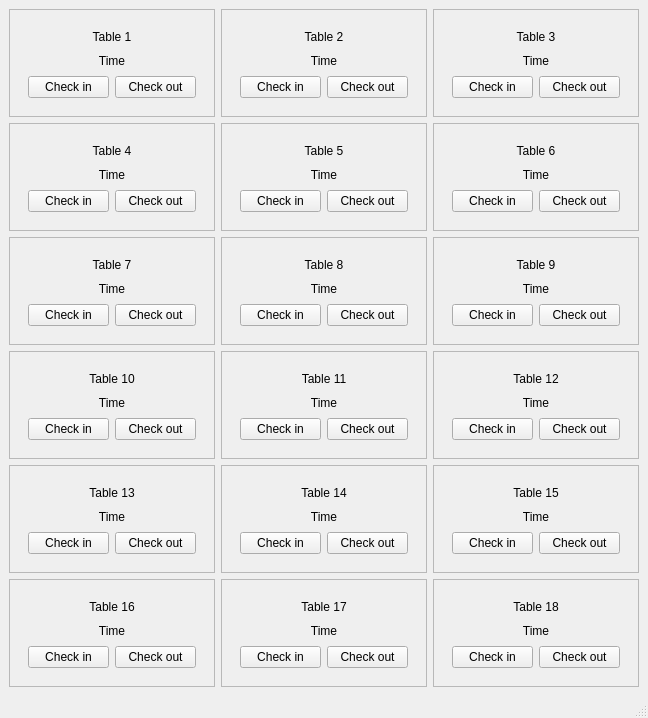
Above: kbapp.ui from maitn31/KBApp before the change. Below: the same form after it.
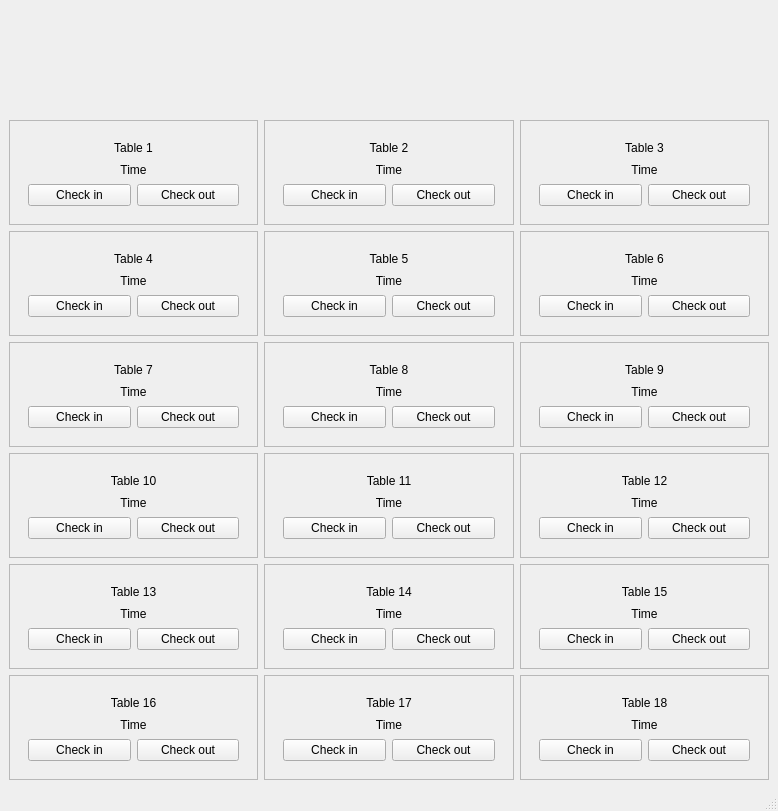
That is the form after the change. Icons and pictures are not drawn.

Diff of the .ui file:
```diff
--- a/kbapp.ui
+++ b/kbapp.ui
@@ -6,8 +6,8 @@
    <rect>
     <x>0</x>
     <y>0</y>
-    <width>648</width>
-    <height>718</height>
+    <width>778</width>
+    <height>811</height>
    </rect>
   </property>
   <property name="windowTitle">
@@ -15,22 +15,22 @@
   </property>
   <widget class="QWidget" name="centralwidget">
    <layout class="QGridLayout" name="gridLayout">
-    <item row="0" column="0">
-     <widget class="QFrame" name="frame_4">
+    <item row="3" column="2">
+     <widget class="QFrame" name="frame_7">
       <property name="frameShape">
        <enum>QFrame::StyledPanel</enum>
       </property>
       <property name="frameShadow">
        <enum>QFrame::Raised</enum>
       </property>
-      <layout class="QVBoxLayout" name="verticalLayout_8">
+      <layout class="QVBoxLayout" name="verticalLayout_11">
        <item>
-        <widget class="QFrame" name="gridFrame_34">
-         <layout class="QGridLayout" name="gridLayout_49">
+        <widget class="QFrame" name="gridFrame_37">
+         <layout class="QGridLayout" name="gridLayout_52">
           <item row="0" column="0">
-           <widget class="QLabel" name="table_1">
+           <widget class="QLabel" name="table_6">
             <property name="text">
-             <string>Table 1</string>
+             <string>Table 6</string>
             </property>
             <property name="alignment">
              <set>Qt::AlignCenter</set>
@@ -38,16 +38,16 @@
            </widget>
           </item>
           <item row="3" column="0">
-           <layout class="QHBoxLayout" name="horizontalLayout_49">
+           <layout class="QHBoxLayout" name="horizontalLayout_52">
             <item>
-             <widget class="QPushButton" name="checkin_1">
+             <widget class="QPushButton" name="checkin_6">
               <property name="text">
                <string>Check in</string>
               </property>
              </widget>
             </item>
             <item>
-             <widget class="QPushButton" name="checkout_1">
+             <widget class="QPushButton" name="checkout_6">
               <property name="text">
                <string>Check out</string>
               </property>
@@ -56,7 +56,7 @@
            </layout>
           </item>
           <item row="1" column="0">
-           <widget class="QLabel" name="timer_1">
+           <widget class="QLabel" name="timer_6">
             <property name="text">
              <string>Time</string>
             </property>
@@ -71,7 +71,7 @@
       </layout>
      </widget>
     </item>
-    <item row="0" column="1">
+    <item row="2" column="1">
      <widget class="QFrame" name="frame_3">
       <property name="frameShape">
        <enum>QFrame::StyledPanel</enum>
@@ -127,63 +127,7 @@
       </layout>
      </widget>
     </item>
-    <item row="0" column="2">
-     <widget class="QFrame" name="frame_2">
-      <property name="frameShape">
-       <enum>QFrame::StyledPanel</enum>
-      </property>
-      <property name="frameShadow">
-       <enum>QFrame::Raised</enum>
-      </property>
-      <layout class="QVBoxLayout" name="verticalLayout_6">
-       <item>
-        <widget class="QFrame" name="gridFrame_32">
-         <layout class="QGridLayout" name="gridLayout_47">
-          <item row="0" column="0">
-           <widget class="QLabel" name="table_3">
-            <property name="text">
-             <string>Table 3</string>
-            </property>
-            <property name="alignment">
-             <set>Qt::AlignCenter</set>
-            </property>
-           </widget>
-          </item>
-          <item row="3" column="0">
-           <layout class="QHBoxLayout" name="horizontalLayout_47">
-            <item>
-             <widget class="QPushButton" name="checkin_3">
-              <property name="text">
-               <string>Check in</string>
-              </property>
-             </widget>
-            </item>
-            <item>
-             <widget class="QPushButton" name="checkout_3">
-              <property name="text">
-               <string>Check out</string>
-              </property>
-             </widget>
-            </item>
-           </layout>
-          </item>
-          <item row="1" column="0">
-           <widget class="QLabel" name="timer_3">
-            <property name="text">
-             <string>Time</string>
-            </property>
-            <property name="alignment">
-             <set>Qt::AlignCenter</set>
-            </property>
-           </widget>
-          </item>
-         </layout>
-        </widget>
-       </item>
-      </layout>
-     </widget>
-    </item>
-    <item row="1" column="0">
+    <item row="3" column="0">
      <widget class="QFrame" name="frame_6">
       <property name="frameShape">
        <enum>QFrame::StyledPanel</enum>
@@ -239,7 +183,63 @@
       </layout>
      </widget>
     </item>
-    <item row="1" column="1">
+    <item row="2" column="2">
+     <widget class="QFrame" name="frame_2">
+      <property name="frameShape">
+       <enum>QFrame::StyledPanel</enum>
+      </property>
+      <property name="frameShadow">
+       <enum>QFrame::Raised</enum>
+      </property>
+      <layout class="QVBoxLayout" name="verticalLayout_6">
+       <item>
+        <widget class="QFrame" name="gridFrame_32">
+         <layout class="QGridLayout" name="gridLayout_47">
+          <item row="0" column="0">
+           <widget class="QLabel" name="table_3">
+            <property name="text">
+             <string>Table 3</string>
+            </property>
+            <property name="alignment">
+             <set>Qt::AlignCenter</set>
+            </property>
+           </widget>
+          </item>
+          <item row="3" column="0">
+           <layout class="QHBoxLayout" name="horizontalLayout_47">
+            <item>
+             <widget class="QPushButton" name="checkin_3">
+              <property name="text">
+               <string>Check in</string>
+              </property>
+             </widget>
+            </item>
+            <item>
+             <widget class="QPushButton" name="checkout_3">
+              <property name="text">
+               <string>Check out</string>
+              </property>
+             </widget>
+            </item>
+           </layout>
+          </item>
+          <item row="1" column="0">
+           <widget class="QLabel" name="timer_3">
+            <property name="text">
+             <string>Time</string>
+            </property>
+            <property name="alignment">
+             <set>Qt::AlignCenter</set>
+            </property>
+           </widget>
+          </item>
+         </layout>
+        </widget>
+       </item>
+      </layout>
+     </widget>
+    </item>
+    <item row="3" column="1">
      <widget class="QFrame" name="frame_5">
       <property name="frameShape">
        <enum>QFrame::StyledPanel</enum>
@@ -295,104 +295,20 @@
       </layout>
      </widget>
     </item>
-    <item row="1" column="2">
-     <widget class="QFrame" name="frame_7">
-      <property name="frameShape">
-       <enum>QFrame::StyledPanel</enum>
-      </property>
-      <property name="frameShadow">
-       <enum>QFrame::Raised</enum>
-      </property>
-      <layout class="QVBoxLayout" name="verticalLayout_11">
-       <item>
-        <widget class="QFrame" name="gridFrame_37">
-         <layout class="QGridLayout" name="gridLayout_52">
-          <item row="0" column="0">
-           <widget class="QLabel" name="table_6">
-            <property name="text">
-             <string>Table 6</string>
-            </property>
-            <property name="alignment">
-             <set>Qt::AlignCenter</set>
-            </property>
-           </widget>
-          </item>
-          <item row="3" column="0">
-           <layout class="QHBoxLayout" name="horizontalLayout_52">
-            <item>
-             <widget class="QPushButton" name="checkin_6">
-              <property name="text">
-               <string>Check in</string>
-              </property>
-             </widget>
-            </item>
-            <item>
-             <widget class="QPushButton" name="checkout_6">
-              <property name="text">
-               <string>Check out</string>
-              </property>
-             </widget>
-            </item>
-           </layout>
-          </item>
-          <item row="1" column="0">
-           <widget class="QLabel" name="timer_6">
-            <property name="text">
-             <string>Time</string>
-            </property>
-            <property name="alignment">
-             <set>Qt::AlignCenter</set>
-            </property>
-           </widget>
-          </item>
-         </layout>
-        </widget>
-       </item>
-      </layout>
-     </widget>
-    </item>
     <item row="2" column="0">
-     <widget class="QFrame" name="frame_9">
+     <widget class="QFrame" name="frame_4">
       <property name="frameShape">
        <enum>QFrame::StyledPanel</enum>
       </property>
       <property name="frameShadow">
        <enum>QFrame::Raised</enum>
       </property>
-      <layout class="QVBoxLayout" name="verticalLayout_13">
+      <layout class="QVBoxLayout" name="verticalLayout_8">
        <item>
-        <widget class="QFrame" name="gridFrame_39">
-         <layout class="QGridLayout" name="gridLayout_54">
-          <item row="0" column="0">
-           <widget class="QLabel" name="table_7">
-            <property name="text">
-             <string>Table 7</string>
-            </property>
-            <property name="alignment">
-             <set>Qt::AlignCenter</set>
-            </property>
-           </widget>
-          </item>
-          <item row="3" column="0">
-           <layout class="QHBoxLayout" name="horizontalLayout_54">
-            <item>
-             <widget class="QPushButton" name="checkin_7">
-              <property name="text">
-               <string>Check in</string>
-              </property>
-             </widget>
-            </item>
-            <item>
-             <widget class="QPushButton" name="checkout_7">
-              <property name="text">
-               <string>Check out</string>
-              </property>
-             </widget>
-            </item>
-           </layout>
-          </item>
+        <widget class="QFrame" name="gridFrame_34">
+         <layout class="QGridLayout" name="gridLayout_49">
           <item row="1" column="0">
-           <widget class="QLabel" name="timer_7">
+           <widget class="QLabel" name="timer_1">
             <property name="text">
              <string>Time</string>
             </property>
@@ -401,28 +317,10 @@
             </property>
            </widget>
           </item>
-         </layout>
-        </widget>
-       </item>
-      </layout>
-     </widget>
-    </item>
-    <item row="2" column="1">
-     <widget class="QFrame" name="frame_8">
-      <property name="frameShape">
-       <enum>QFrame::StyledPanel</enum>
-      </property>
-      <property name="frameShadow">
-       <enum>QFrame::Raised</enum>
-      </property>
-      <layout class="QVBoxLayout" name="verticalLayout_12">
-       <item>
-        <widget class="QFrame" name="gridFrame_38">
-         <layout class="QGridLayout" name="gridLayout_53">
           <item row="0" column="0">
-           <widget class="QLabel" name="table_8">
+           <widget class="QLabel" name="table_1">
             <property name="text">
-             <string>Table 8</string>
+             <string>Table 1</string>
             </property>
             <property name="alignment">
              <set>Qt::AlignCenter</set>
@@ -430,16 +328,16 @@
            </widget>
           </item>
           <item row="3" column="0">
-           <layout class="QHBoxLayout" name="horizontalLayout_53">
+           <layout class="QHBoxLayout" name="horizontalLayout_49">
             <item>
-             <widget class="QPushButton" name="checkin_8">
+             <widget class="QPushButton" name="checkin_1">
               <property name="text">
                <string>Check in</string>
               </property>
              </widget>
             </item>
             <item>
-             <widget class="QPushButton" name="checkout_8">
+             <widget class="QPushButton" name="checkout_1">
               <property name="text">
                <string>Check out</string>
               </property>
@@ -447,191 +345,13 @@
             </item>
            </layout>
           </item>
-          <item row="1" column="0">
-           <widget class="QLabel" name="timer_8">
-            <property name="text">
-             <string>Time</string>
-            </property>
-            <property name="alignment">
-             <set>Qt::AlignCenter</set>
-            </property>
-           </widget>
-          </item>
          </layout>
         </widget>
        </item>
       </layout>
      </widget>
     </item>
-    <item row="2" column="2">
-     <widget class="QFrame" name="frame_10">
-      <property name="frameShape">
-       <enum>QFrame::StyledPanel</enum>
-      </property>
-      <property name="frameShadow">
-       <enum>QFrame::Raised</enum>
-      </property>
-      <layout class="QVBoxLayout" name="verticalLayout_14">
-       <item>
-        <widget class="QFrame" name="gridFrame_40">
-         <layout class="QGridLayout" name="gridLayout_55">
-          <item row="0" column="0">
-           <widget class="QLabel" name="table_9">
-            <property name="text">
-             <string>Table 9</string>
-            </property>
-            <property name="alignment">
-             <set>Qt::AlignCenter</set>
-            </property>
-           </widget>
-          </item>
-          <item row="3" column="0">
-           <layout class="QHBoxLayout" name="horizontalLayout_55">
-            <item>
-             <widget class="QPushButton" name="checkin_9">
-              <property name="text">
-               <string>Check in</string>
-              </property>
-             </widget>
-            </item>
-            <item>
-             <widget class="QPushButton" name="checkout_9">
-              <property name="text">
-               <string>Check out</string>
-              </property>
-             </widget>
-            </item>
-           </layout>
-          </item>
-          <item row="1" column="0">
-           <widget class="QLabel" name="timer_9">
-            <property name="text">
-             <string>Time</string>
-            </property>
-            <property name="alignment">
-             <set>Qt::AlignCenter</set>
-            </property>
-           </widget>
-          </item>
-         </layout>
-        </widget>
-       </item>
-      </layout>
-     </widget>
-    </item>
-    <item row="3" column="0">
-     <widget class="QFrame" name="frame_17">
-      <property name="frameShape">
-       <enum>QFrame::StyledPanel</enum>
-      </property>
-      <property name="frameShadow">
-       <enum>QFrame::Raised</enum>
-      </property>
-      <layout class="QVBoxLayout" name="verticalLayout_21">
-       <item>
-        <widget class="QFrame" name="gridFrame_47">
-         <layout class="QGridLayout" name="gridLayout_62">
-          <item row="0" column="0">
-           <widget class="QLabel" name="table_10">
-            <property name="text">
-             <string>Table 10</string>
-            </property>
-            <property name="alignment">
-             <set>Qt::AlignCenter</set>
-            </property>
-           </widget>
-          </item>
-          <item row="3" column="0">
-           <layout class="QHBoxLayout" name="horizontalLayout_62">
-            <item>
-             <widget class="QPushButton" name="checkin_10">
-              <property name="text">
-               <string>Check in</string>
-              </property>
-             </widget>
-            </item>
-            <item>
-             <widget class="QPushButton" name="checkout_10">
-              <property name="text">
-               <string>Check out</string>
-              </property>
-             </widget>
-            </item>
-           </layout>
-          </item>
-          <item row="1" column="0">
-           <widget class="QLabel" name="timer_10">
-            <property name="text">
-             <string>Time</string>
-            </property>
-            <property name="alignment">
-             <set>Qt::AlignCenter</set>
-            </property>
-           </widget>
-          </item>
-         </layout>
-        </widget>
-       </item>
-      </layout>
-     </widget>
-    </item>
-    <item row="3" column="1">
-     <widget class="QFrame" name="frame_16">
-      <property name="frameShape">
-       <enum>QFrame::StyledPanel</enum>
-      </property>
-      <property name="frameShadow">
-       <enum>QFrame::Raised</enum>
-      </property>
-      <layout class="QVBoxLayout" name="verticalLayout_20">
-       <item>
-        <widget class="QFrame" name="gridFrame_46">
-         <layout class="QGridLayout" name="gridLayout_61">
-          <item row="0" column="0">
-           <widget class="QLabel" name="table_11">
-            <property name="text">
-             <string>Table 11</string>
-            </property>
-            <property name="alignment">
-             <set>Qt::AlignCenter</set>
-            </property>
-           </widget>
-          </item>
-          <item row="3" column="0">
-           <layout class="QHBoxLayout" name="horizontalLayout_61">
-            <item>
-             <widget class="QPushButton" name="checkin_11">
-              <property name="text">
-               <string>Check in</string>
-              </property>
-             </widget>
-            </item>
-            <item>
-             <widget class="QPushButton" name="checkout_11">
-              <property name="text">
-               <string>Check out</string>
-              </property>
-             </widget>
-            </item>
-           </layout>
-          </item>
-          <item row="1" column="0">
-           <widget class="QLabel" name="timer_11">
-            <property name="text">
-             <string>Time</string>
-            </property>
-            <property name="alignment">
-             <set>Qt::AlignCenter</set>
-            </property>
-           </widget>
-          </item>
-         </layout>
-        </widget>
-       </item>
-      </layout>
-     </widget>
-    </item>
-    <item row="3" column="2">
+    <item row="5" column="2">
      <widget class="QFrame" name="frame_19">
       <property name="frameShape">
        <enum>QFrame::StyledPanel</enum>
@@ -687,63 +407,7 @@
       </layout>
      </widget>
     </item>
-    <item row="4" column="0">
-     <widget class="QFrame" name="frame_15">
-      <property name="frameShape">
-       <enum>QFrame::StyledPanel</enum>
-      </property>
-      <property name="frameShadow">
-       <enum>QFrame::Raised</enum>
-      </property>
-      <layout class="QVBoxLayout" name="verticalLayout_19">
-       <item>
-        <widget class="QFrame" name="gridFrame_45">
-         <layout class="QGridLayout" name="gridLayout_60">
-          <item row="0" column="0">
-           <widget class="QLabel" name="table_13">
-            <property name="text">
-             <string>Table 13</string>
-            </property>
-            <property name="alignment">
-             <set>Qt::AlignCenter</set>
-            </property>
-           </widget>
-          </item>
-          <item row="3" column="0">
-           <layout class="QHBoxLayout" name="horizontalLayout_60">
-            <item>
-             <widget class="QPushButton" name="checkin_13">
-              <property name="text">
-               <string>Check in</string>
-              </property>
-             </widget>
-            </item>
-            <item>
-             <widget class="QPushButton" name="checkout_13">
-              <property name="text">
-               <string>Check out</string>
-              </property>
-             </widget>
-            </item>
-           </layout>
-          </item>
-          <item row="1" column="0">
-           <widget class="QLabel" name="timer_13">
-            <property name="text">
-             <string>Time</string>
-            </property>
-            <property name="alignment">
-             <set>Qt::AlignCenter</set>
-            </property>
-           </widget>
-          </item>
-         </layout>
-        </widget>
-       </item>
-      </layout>
-     </widget>
-    </item>
-    <item row="4" column="1">
+    <item row="6" column="1">
      <widget class="QFrame" name="frame_14">
       <property name="frameShape">
        <enum>QFrame::StyledPanel</enum>
@@ -799,7 +463,7 @@
       </layout>
      </widget>
     </item>
-    <item row="4" column="2">
+    <item row="6" column="2">
      <widget class="QFrame" name="frame_12">
       <property name="frameShape">
        <enum>QFrame::StyledPanel</enum>
@@ -855,7 +519,7 @@
       </layout>
      </widget>
     </item>
-    <item row="5" column="0">
+    <item row="7" column="0">
      <widget class="QFrame" name="frame_18">
       <property name="frameShape">
        <enum>QFrame::StyledPanel</enum>
@@ -911,7 +575,175 @@
       </layout>
      </widget>
     </item>
-    <item row="5" column="1">
+    <item row="6" column="0">
+     <widget class="QFrame" name="frame_15">
+      <property name="frameShape">
+       <enum>QFrame::StyledPanel</enum>
+      </property>
+      <property name="frameShadow">
+       <enum>QFrame::Raised</enum>
+      </property>
+      <layout class="QVBoxLayout" name="verticalLayout_19">
+       <item>
+        <widget class="QFrame" name="gridFrame_45">
+         <layout class="QGridLayout" name="gridLayout_60">
+          <item row="0" column="0">
+           <widget class="QLabel" name="table_13">
+            <property name="text">
+             <string>Table 13</string>
+            </property>
+            <property name="alignment">
+             <set>Qt::AlignCenter</set>
+            </property>
+           </widget>
+          </item>
+          <item row="3" column="0">
+           <layout class="QHBoxLayout" name="horizontalLayout_60">
+            <item>
+             <widget class="QPushButton" name="checkin_13">
+              <property name="text">
+               <string>Check in</string>
+              </property>
+             </widget>
+            </item>
+            <item>
+             <widget class="QPushButton" name="checkout_13">
+              <property name="text">
+               <string>Check out</string>
+              </property>
+             </widget>
+            </item>
+           </layout>
+          </item>
+          <item row="1" column="0">
+           <widget class="QLabel" name="timer_13">
+            <property name="text">
+             <string>Time</string>
+            </property>
+            <property name="alignment">
+             <set>Qt::AlignCenter</set>
+            </property>
+           </widget>
+          </item>
+         </layout>
+        </widget>
+       </item>
+      </layout>
+     </widget>
+    </item>
+    <item row="4" column="1">
+     <widget class="QFrame" name="frame_8">
+      <property name="frameShape">
+       <enum>QFrame::StyledPanel</enum>
+      </property>
+      <property name="frameShadow">
+       <enum>QFrame::Raised</enum>
+      </property>
+      <layout class="QVBoxLayout" name="verticalLayout_12">
+       <item>
+        <widget class="QFrame" name="gridFrame_38">
+         <layout class="QGridLayout" name="gridLayout_53">
+          <item row="0" column="0">
+           <widget class="QLabel" name="table_8">
+            <property name="text">
+             <string>Table 8</string>
+            </property>
+            <property name="alignment">
+             <set>Qt::AlignCenter</set>
+            </property>
+           </widget>
+          </item>
+          <item row="3" column="0">
+           <layout class="QHBoxLayout" name="horizontalLayout_53">
+            <item>
+             <widget class="QPushButton" name="checkin_8">
+              <property name="text">
+               <string>Check in</string>
+              </property>
+             </widget>
+            </item>
+            <item>
+             <widget class="QPushButton" name="checkout_8">
+              <property name="text">
+               <string>Check out</string>
+              </property>
+             </widget>
+            </item>
+           </layout>
+          </item>
+          <item row="1" column="0">
+           <widget class="QLabel" name="timer_8">
+            <property name="text">
+             <string>Time</string>
+            </property>
+            <property name="alignment">
+             <set>Qt::AlignCenter</set>
+            </property>
+           </widget>
+          </item>
+         </layout>
+        </widget>
+       </item>
+      </layout>
+     </widget>
+    </item>
+    <item row="5" column="0">
+     <widget class="QFrame" name="frame_17">
+      <property name="frameShape">
+       <enum>QFrame::StyledPanel</enum>
+      </property>
+      <property name="frameShadow">
+       <enum>QFrame::Raised</enum>
+      </property>
+      <layout class="QVBoxLayout" name="verticalLayout_21">
+       <item>
+        <widget class="QFrame" name="gridFrame_47">
+         <layout class="QGridLayout" name="gridLayout_62">
+          <item row="0" column="0">
+           <widget class="QLabel" name="table_10">
+            <property name="text">
+             <string>Table 10</string>
+            </property>
+            <property name="alignment">
+             <set>Qt::AlignCenter</set>
+            </property>
+           </widget>
+          </item>
+          <item row="3" column="0">
+           <layout class="QHBoxLayout" name="horizontalLayout_62">
+            <item>
+             <widget class="QPushButton" name="checkin_10">
+              <property name="text">
+               <string>Check in</string>
+              </property>
+             </widget>
+            </item>
+            <item>
+             <widget class="QPushButton" name="checkout_10">
+              <property name="text">
+               <string>Check out</string>
+              </property>
+             </widget>
+            </item>
+           </layout>
+          </item>
+          <item row="1" column="0">
+           <widget class="QLabel" name="timer_10">
+            <property name="text">
+             <string>Time</string>
+            </property>
+            <property name="alignment">
+             <set>Qt::AlignCenter</set>
+            </property>
+           </widget>
+          </item>
+         </layout>
+        </widget>
+       </item>
+      </layout>
+     </widget>
+    </item>
+    <item row="7" column="1">
      <widget class="QFrame" name="frame_11">
       <property name="frameShape">
        <enum>QFrame::StyledPanel</enum>
@@ -967,7 +799,175 @@
       </layout>
      </widget>
     </item>
-    <item row="5" column="2">
+    <item row="4" column="0">
+     <widget class="QFrame" name="frame_9">
+      <property name="frameShape">
+       <enum>QFrame::StyledPanel</enum>
+      </property>
+      <property name="frameShadow">
+       <enum>QFrame::Raised</enum>
+      </property>
+      <layout class="QVBoxLayout" name="verticalLayout_13">
+       <item>
+        <widget class="QFrame" name="gridFrame_39">
+         <layout class="QGridLayout" name="gridLayout_54">
+          <item row="0" column="0">
+           <widget class="QLabel" name="table_7">
+            <property name="text">
+             <string>Table 7</string>
+            </property>
+            <property name="alignment">
+             <set>Qt::AlignCenter</set>
+            </property>
+           </widget>
+          </item>
+          <item row="3" column="0">
+           <layout class="QHBoxLayout" name="horizontalLayout_54">
+            <item>
+             <widget class="QPushButton" name="checkin_7">
+              <property name="text">
+               <string>Check in</string>
+              </property>
+             </widget>
+            </item>
+            <item>
+             <widget class="QPushButton" name="checkout_7">
+              <property name="text">
+               <string>Check out</string>
+              </property>
+             </widget>
+            </item>
+           </layout>
+          </item>
+          <item row="1" column="0">
+           <widget class="QLabel" name="timer_7">
+            <property name="text">
+             <string>Time</string>
+            </property>
+            <property name="alignment">
+             <set>Qt::AlignCenter</set>
+            </property>
+           </widget>
+          </item>
+         </layout>
+        </widget>
+       </item>
+      </layout>
+     </widget>
+    </item>
+    <item row="4" column="2">
+     <widget class="QFrame" name="frame_10">
+      <property name="frameShape">
+       <enum>QFrame::StyledPanel</enum>
+      </property>
+      <property name="frameShadow">
+       <enum>QFrame::Raised</enum>
+      </property>
+      <layout class="QVBoxLayout" name="verticalLayout_14">
+       <item>
+        <widget class="QFrame" name="gridFrame_40">
+         <layout class="QGridLayout" name="gridLayout_55">
+          <item row="0" column="0">
+           <widget class="QLabel" name="table_9">
+            <property name="text">
+             <string>Table 9</string>
+            </property>
+            <property name="alignment">
+             <set>Qt::AlignCenter</set>
+            </property>
+           </widget>
+          </item>
+          <item row="3" column="0">
+           <layout class="QHBoxLayout" name="horizontalLayout_55">
+            <item>
+             <widget class="QPushButton" name="checkin_9">
+              <property name="text">
+               <string>Check in</string>
+              </property>
+             </widget>
+            </item>
+            <item>
+             <widget class="QPushButton" name="checkout_9">
+              <property name="text">
+               <string>Check out</string>
+              </property>
+             </widget>
+            </item>
+           </layout>
+          </item>
+          <item row="1" column="0">
+           <widget class="QLabel" name="timer_9">
+            <property name="text">
+             <string>Time</string>
+            </property>
+            <property name="alignment">
+             <set>Qt::AlignCenter</set>
+            </property>
+           </widget>
+          </item>
+         </layout>
+        </widget>
+       </item>
+      </layout>
+     </widget>
+    </item>
+    <item row="5" column="1">
+     <widget class="QFrame" name="frame_16">
+      <property name="frameShape">
+       <enum>QFrame::StyledPanel</enum>
+      </property>
+      <property name="frameShadow">
+       <enum>QFrame::Raised</enum>
+      </property>
+      <layout class="QVBoxLayout" name="verticalLayout_20">
+       <item>
+        <widget class="QFrame" name="gridFrame_46">
+         <layout class="QGridLayout" name="gridLayout_61">
+          <item row="0" column="0">
+           <widget class="QLabel" name="table_11">
+            <property name="text">
+             <string>Table 11</string>
+            </property>
+            <property name="alignment">
+             <set>Qt::AlignCenter</set>
+            </property>
+           </widget>
+          </item>
+          <item row="3" column="0">
+           <layout class="QHBoxLayout" name="horizontalLayout_61">
+            <item>
+             <widget class="QPushButton" name="checkin_11">
+              <property name="text">
+               <string>Check in</string>
+              </property>
+             </widget>
+            </item>
+            <item>
+             <widget class="QPushButton" name="checkout_11">
+              <property name="text">
+               <string>Check out</string>
+              </property>
+             </widget>
+            </item>
+           </layout>
+          </item>
+          <item row="1" column="0">
+           <widget class="QLabel" name="timer_11">
+            <property name="text">
+             <string>Time</string>
+            </property>
+            <property name="alignment">
+             <set>Qt::AlignCenter</set>
+            </property>
+           </widget>
+          </item>
+         </layout>
+        </widget>
+       </item>
+      </layout>
+     </widget>
+    </item>
+    <item row="7" column="2">
      <widget class="QFrame" name="frame_13">
       <property name="frameShape">
        <enum>QFrame::StyledPanel</enum>
@@ -1023,6 +1023,28 @@
       </layout>
      </widget>
     </item>
+    <item row="1" column="0" colspan="3">
+     <widget class="QLabel" name="label">
+      <property name="text">
+       <string/>
+      </property>
+      <property name="textFormat">
+       <enum>Qt::RichText</enum>
+      </property>
+      <property name="pixmap">
+       <pixmap>mmexport1694439025828.png</pixmap>
+      </property>
+      <property name="scaledContents">
+       <bool>false</bool>
+      </property>
+      <property name="alignment">
+       <set>Qt::AlignCenter</set>
+      </property>
+      <property name="wordWrap">
+       <bool>true</bool>
+      </property>
+     </widget>
+    </item>
    </layout>
   </widget>
   <widget class="QStatusBar" name="statusbar"/>
```
